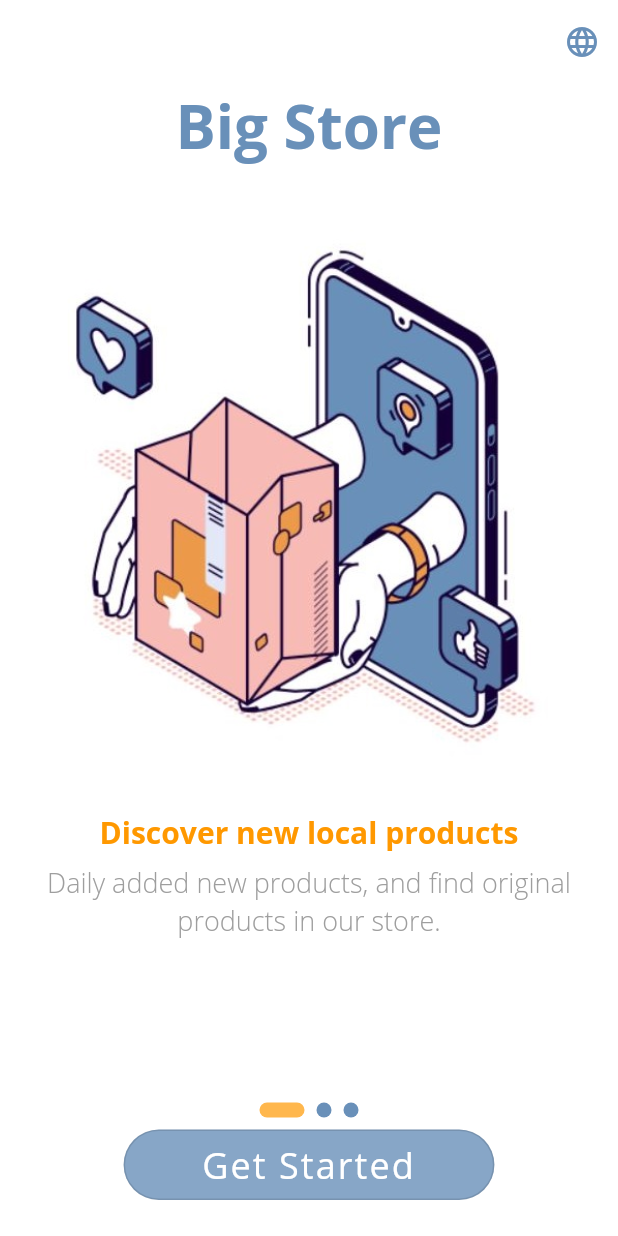
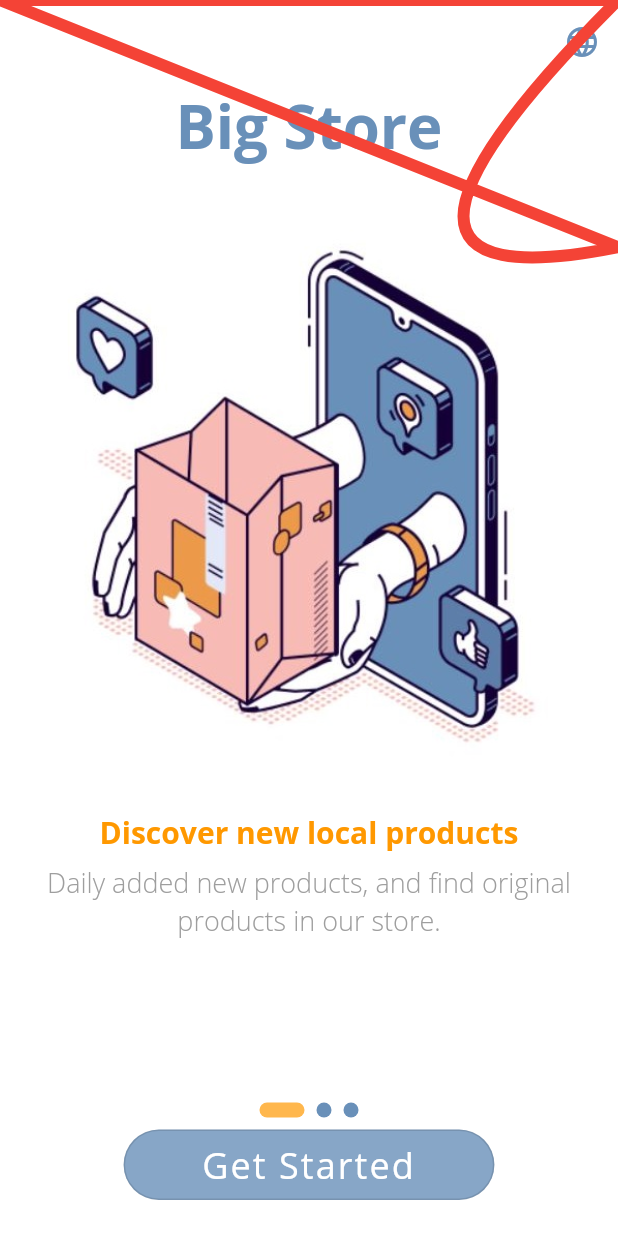
Before and after one commit to thaer-assfour/E-commerce, a Flutter app: the screen it shows after launch, on a phone screen of 412 x 824 dp. Run offline on Flutter 3.47's test engine with Material 2 defaults, Android fonts, the phone set to English and light mode, and no system bars; drawn by our look-alikes of smooth_page_indicator; our stand-ins replace shared_preferences.

Commit message:
add custom painter

```diff
--- /dev/null
+++ b/lib/pages/splash/custompaint.dart
@@ -0,0 +1,35 @@
+import 'package:flutter/material.dart';
+
+class SplashTopPainter extends StatelessWidget {
+  @override
+  Widget build(BuildContext context) {
+    return CustomPaint(child: Container(),painter: PathPainter(),
+
+    );
+  }
+}
+
+class PathPainter extends CustomPainter {
+  @override
+  void paint(Canvas canvas, Size size) {
+    Paint paint = Paint()
+      ..color = Colors.red
+      ..style = PaintingStyle.stroke
+      ..strokeWidth = 8.0;
+
+    Path path = Path();
+    path.lineTo(0, 0);
+    path.lineTo(size.width, 0);
+
+    path.quadraticBezierTo(size.width / 2, size.height/4, size.width, size.height / 5 );
+    path.close();
+    canvas.drawPath(path, paint);
+
+
+  }
+
+  @override
+  bool shouldRepaint(CustomPainter oldDelegate) {
+    return true;
+  }
+}
--- a/lib/pages/splash/splashScreen.dart
+++ b/lib/pages/splash/splashScreen.dart
@@ -1,3 +1,4 @@
+import 'package:e_commerce/pages/splash/custompaint.dart';
 import 'package:e_commerce/pages/splash/splashListText.dart';
 import 'package:e_commerce/pages/splash/splashPageDetails.dart';
 import 'package:e_commerce/services/appLocal.dart';
@@ -13,14 +14,16 @@ class SplashScreen extends StatefulWidget {
 class _SplashScreenState extends State<SplashScreen> {
   PageController pageController = PageController(initialPage: 0);
 
-
   @override
   Widget build(BuildContext context) {
     String languageCode = (Localizations.localeOf(context).languageCode);
     List splashList = splashListTextEN;
     if (languageCode == "ar") splashList = splashListTextAR;
 
-    return Scaffold(
+    return Stack(
+      children: [
+
+       Positioned(child:  Scaffold(
             backgroundColor: Colors.white,
             appBar: AppBar(
               backgroundColor: Colors.transparent,
@@ -87,6 +90,10 @@ class _SplashScreenState extends State<SplashScreen> {
                       onTap: () {},
                     ))
               ],
-        ));
+            )),),
+        Positioned(child: SplashTopPainter()),
+
+      ],
+    );
   }
 }
```
Lines whose indentation alone changed are shown as unchanged.
